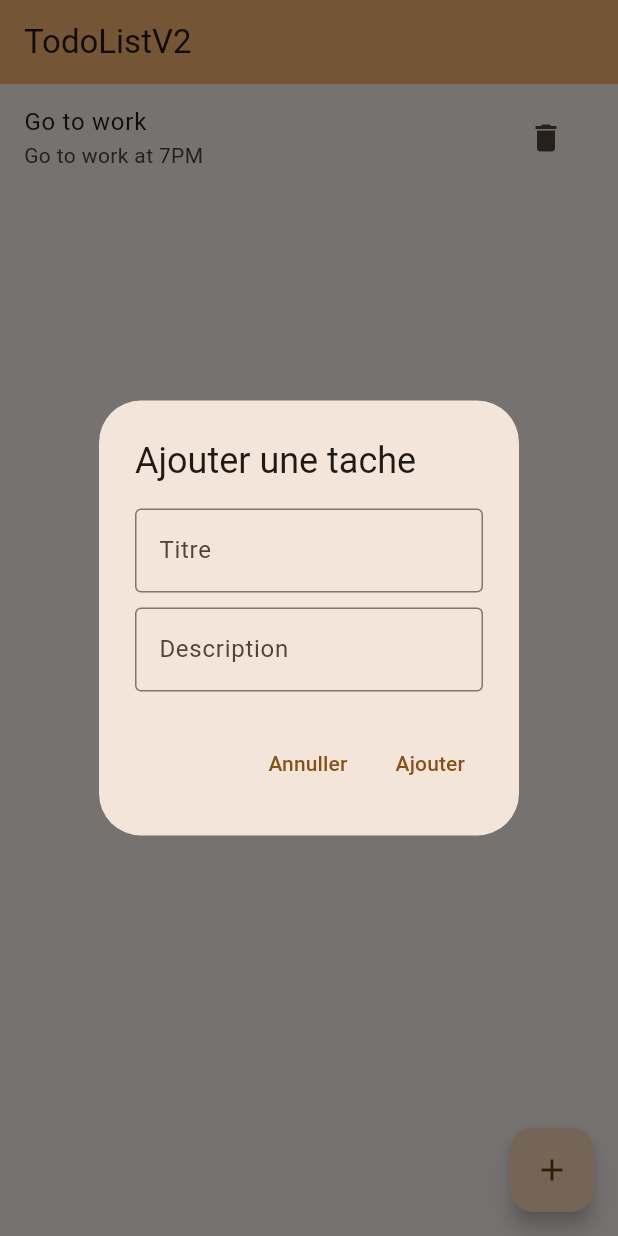
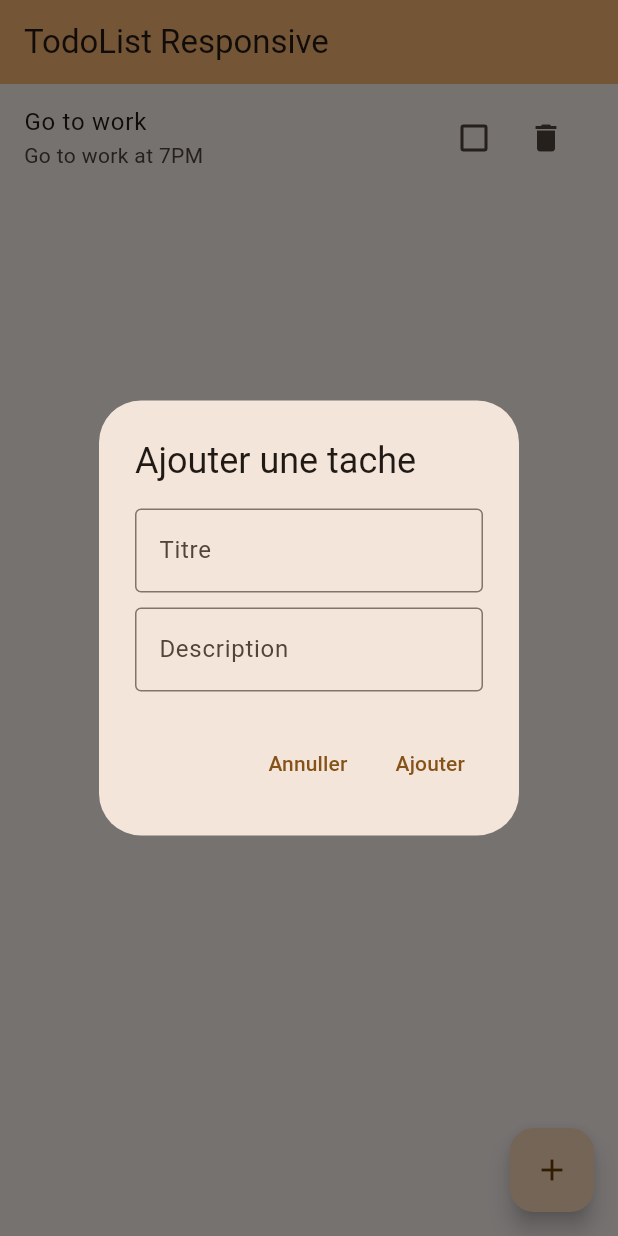
Before and after one commit to feyroozecode/todo-clean-app, a Flutter app: the screen it shows after launch, after a tap on the "delete" icon, after a tap on the "add" icon, on a phone screen of 412 x 824 dp. Run offline on Flutter 3.47's test engine with Material 3 defaults, Android fonts, the phone set to English and light mode, and no system bars.

Commit message:
new update

```diff
--- a/lib/main.dart
+++ b/lib/main.dart
@@ -1,5 +1,6 @@
 import 'package:flutter/material.dart';
 import 'screens/homepage.dart';
+import 'screens/homepage2.dart';
 
 // lancement de l'app -> Dart lance l'application Flutter
 void main() => runApp(const App());
@@ -13,11 +14,10 @@ class App extends StatelessWidget {
     return MaterialApp(
       title: 'TodoList',
       theme: ThemeData(
-        colorScheme: ColorScheme.fromSeed(
-          seedColor: Colors.orange),
+        colorScheme: ColorScheme.fromSeed(seedColor: Colors.orange),
         useMaterial3: true,
       ),
-      home: const MyHomePage(title: 'TodoListV2'),
+      home: const MyHomePage2(title: 'TodoList Responsive'),
     );
   }
 }
--- /dev/null
+++ b/lib/screens/homepage2.dart
@@ -0,0 +1,159 @@
+import 'package:flutter/material.dart';
+
+import '../models/task.dart';
+
+class MyHomePage2 extends StatefulWidget {
+  const MyHomePage2({super.key, required this.title});
+  final String title;
+
+  @override
+  State<MyHomePage2> createState() => _MyHomePageState();
+}
+
+class _MyHomePageState extends State<MyHomePage2> {
+  // list
+  List<Task> taskItems = [
+    Task(
+        title: "Learn Code 1",
+        description: "Learn CPP and Flutter ",
+        isDone: false),
+    Task(title: "Go to work", description: "Go to work at 7PM", isDone: false),
+  ];
+
+  _showAddTaskDialog() {
+    final _titleController = TextEditingController();
+    final _descriptionController = TextEditingController();
+
+    showDialog(
+      context: context,
+      builder: (context) {
+        return AlertDialog(
+          title: const Text('Ajouter une tache'),
+          content: Column(
+            mainAxisSize: MainAxisSize.min,
+            children: <Widget>[
+              TextField(
+                controller: _titleController,
+                decoration: const InputDecoration(
+                  border: OutlineInputBorder(),
+                  labelText: 'Titre',
+                ),
+              ),
+              const SizedBox(height: 10),
+              TextField(
+                controller: _descriptionController,
+                decoration: const InputDecoration(
+                  border: OutlineInputBorder(),
+                  labelText: 'Description',
+                ),
+              ),
+            ],
+          ),
+          actions: <Widget>[
+            // bouton annuler
+            TextButton(
+              onPressed: () {
+                Navigator.of(context).pop();
+              },
+              child: const Text('Annuller'),
+            ),
+
+            // bouton ajout
+            TextButton(
+              onPressed: () {
+                _titleController.clear();
+                _descriptionController.clear();
+                addTask(Task(
+                    title: _titleController.text,
+                    description: _descriptionController.text));
+                Navigator.of(context).pop();
+              },
+              child: const Text('Ajouter'),
+            ),
+          ],
+        );
+      },
+    );
+  }
+
+  // ajout
+  void addTask(Task task) {
+    setState(() {
+      if (task.title.isEmpty) {
+        return;
+      }
+      taskItems.add(task);
+    });
+  }
+
+  // suppression
+  void removeTask(Task task) {
+    setState(() {
+      taskItems.remove(task);
+    });
+  }
+
+  @override
+  Widget build(BuildContext context) {
+    final screenWidth = MediaQuery.of(context).size.width;
+
+    return Scaffold(
+      appBar: AppBar(
+        backgroundColor: Theme.of(context).colorScheme.inversePrimary,
+        title: Text(widget.title),
+      ),
+      body: screenWidth > 600 ? _buildGrid() : _buildList(),
+      floatingActionButton: FloatingActionButton(
+        onPressed: _showAddTaskDialog,
+        tooltip: 'Ajouter une tâche',
+        child: const Icon(Icons.add),
+      ),
+    );
+  }
+
+  Widget _buildList() {
+    return ListView.builder(
+      itemCount: taskItems.length,
+      itemBuilder: (context, index) {
+        return _buildTaskItem(taskItems[index]);
+      },
+    );
+  }
+
+  Widget _buildGrid() {
+    return GridView.builder(
+      gridDelegate: SliverGridDelegateWithFixedCrossAxisCount(
+        crossAxisCount: 2,
+        childAspectRatio: 3 / 2,
+      ),
+      itemCount: taskItems.length,
+      itemBuilder: (context, index) {
+        return _buildTaskItem(taskItems[index]);
+      },
+    );
+  }
+
+  Widget _buildTaskItem(Task task) {
+    return ListTile(
+      title: Text(task.title),
+      subtitle: Text(task.description ?? ''),
+      trailing: Row(
+        mainAxisSize: MainAxisSize.min,
+        children: [
+          Checkbox(
+            value: task.isDone,
+            onChanged: (value) {
+              setState(() {
+                task.isDone = value ?? false;
+              });
+            },
+          ),
+          IconButton(
+            onPressed: () => removeTask(task),
+            icon: const Icon(Icons.delete),
+          ),
+        ],
+      ),
+    );
+  }
+}
```
Also changed, not shown: lib/screens/homepage.dart (+18 -7 lines).
